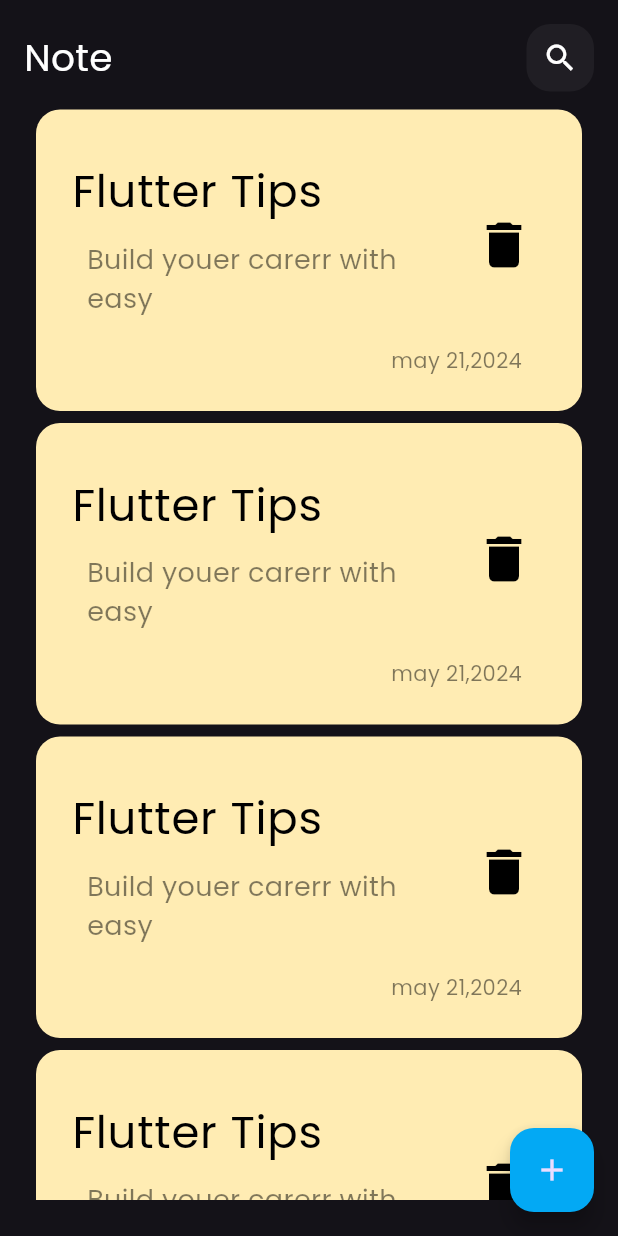
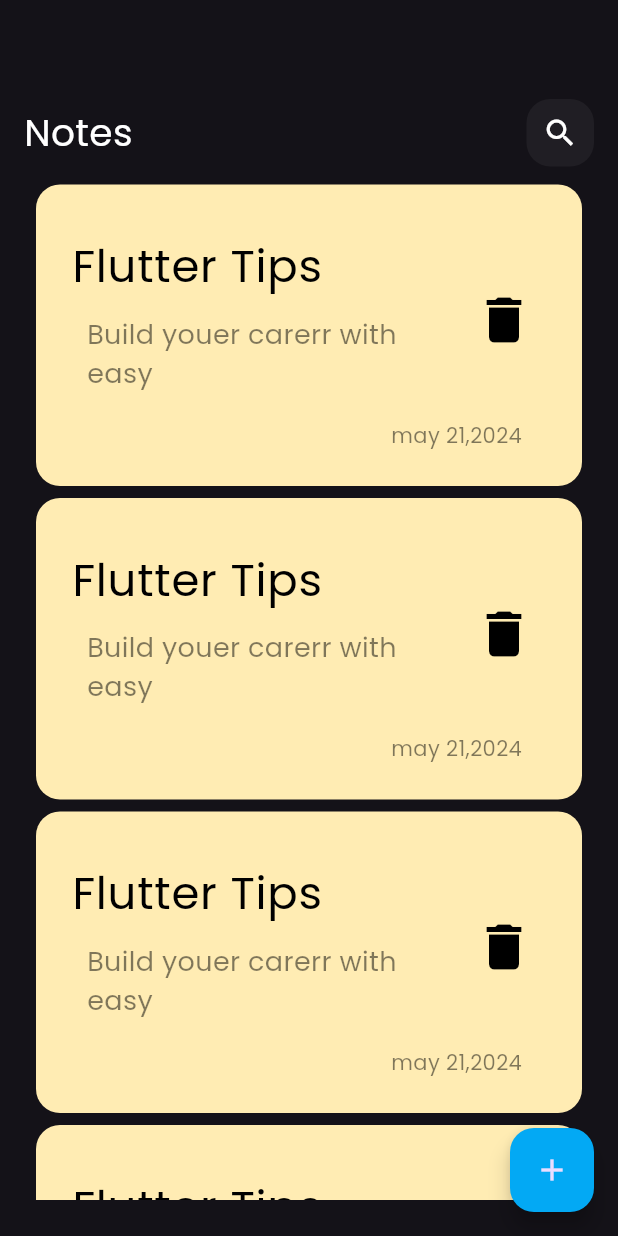
Before and after one commit to gadooo/Notes_app, a Flutter app: the screen it shows after launch, on a phone screen of 412 x 824 dp. Run offline on Flutter 3.47's test engine with Material 3 defaults, Android fonts, the phone set to English and light mode, and no system bars.

Commit message:
add the custom appBar to the Edit note view

```diff
--- a/lib/views/widgets/custom_app_bar.dart
+++ b/lib/views/widgets/custom_app_bar.dart
@@ -2,18 +2,22 @@
 import 'package:flutter/material.dart';
 
 class CustomAppBar extends StatelessWidget {
-  const CustomAppBar({super.key});
+  const CustomAppBar({super.key, required this.icon, required this.title});
+  final IconData icon;
+  final String title;
 
   @override
   Widget build(BuildContext context) {
-    return const Row(
+    return Row(
       mainAxisAlignment: MainAxisAlignment.spaceBetween,
       children: [
         Text(
-          "Note",
-          style: TextStyle(fontSize: 25, color: Colors.white),
+          title,
+          style: const TextStyle(fontSize: 25, color: Colors.white),
         ),
-        CustomSearchIcon()
+        CustomSearchIcon(
+          icon: icon,
+        )
       ],
     );
   }
--- a/lib/views/widgets/custom_search_icon.dart
+++ b/lib/views/widgets/custom_search_icon.dart
@@ -1,7 +1,8 @@
 import 'package:flutter/material.dart';
 
 class CustomSearchIcon extends StatelessWidget {
-  const CustomSearchIcon({super.key});
+  const CustomSearchIcon({super.key, required this.icon});
+  final IconData icon;
 
   @override
   Widget build(BuildContext context) {
@@ -12,7 +13,7 @@
         borderRadius: BorderRadius.circular(16),
         color: Colors.white.withOpacity(0.05),
       ),
-      child: const Icon(Icons.search),
+      child: Icon(icon),
     );
   }
 }
--- a/lib/views/widgets/edit_note_view_body.dart
+++ b/lib/views/widgets/edit_note_view_body.dart
@@ -1,3 +1,4 @@
+import 'package:easy_note/views/widgets/custom_app_bar.dart';
 import 'package:flutter/material.dart';
 
 class EditNoteViewBody extends StatelessWidget {
@@ -5,6 +6,16 @@
 
   @override
   Widget build(BuildContext context) {
-    return Container();
+    return const Padding(
+      padding: EdgeInsets.symmetric(horizontal: 24),
+      child: Column(
+        children: [
+          SizedBox(
+            height: 50,
+          ),
+          CustomAppBar(icon: Icons.check, title: 'Edit Note')
+        ],
+      ),
+    );
   }
 }
--- a/lib/views/widgets/note_view_body.dart
+++ b/lib/views/widgets/note_view_body.dart
@@ -9,8 +9,13 @@
   Widget build(BuildContext context) {
     return const Padding(
       padding: EdgeInsets.all(16.0),
-      child: Column(
-          children: [CustomAppBar(), Expanded(child: CustomNotesListView())]),
+      child: Column(children: [
+        SizedBox(
+          height: 50,
+        ),
+        CustomAppBar(title: 'Notes', icon: Icons.search),
+        Expanded(child: CustomNotesListView())
+      ]),
     );
   }
 }
```
